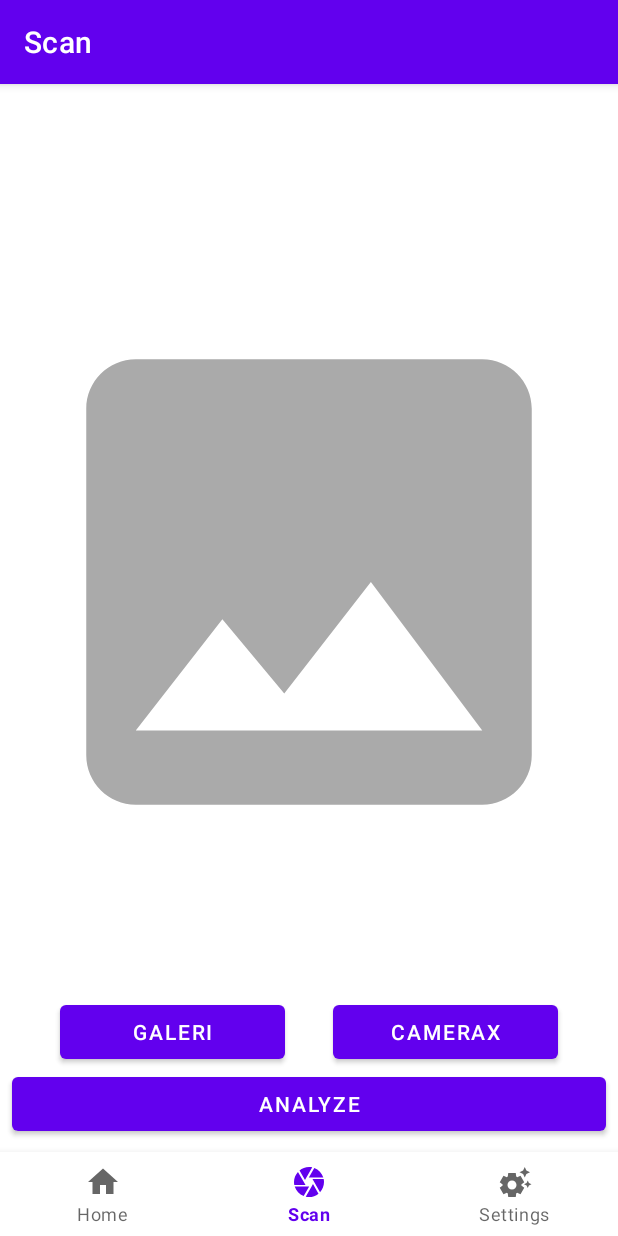
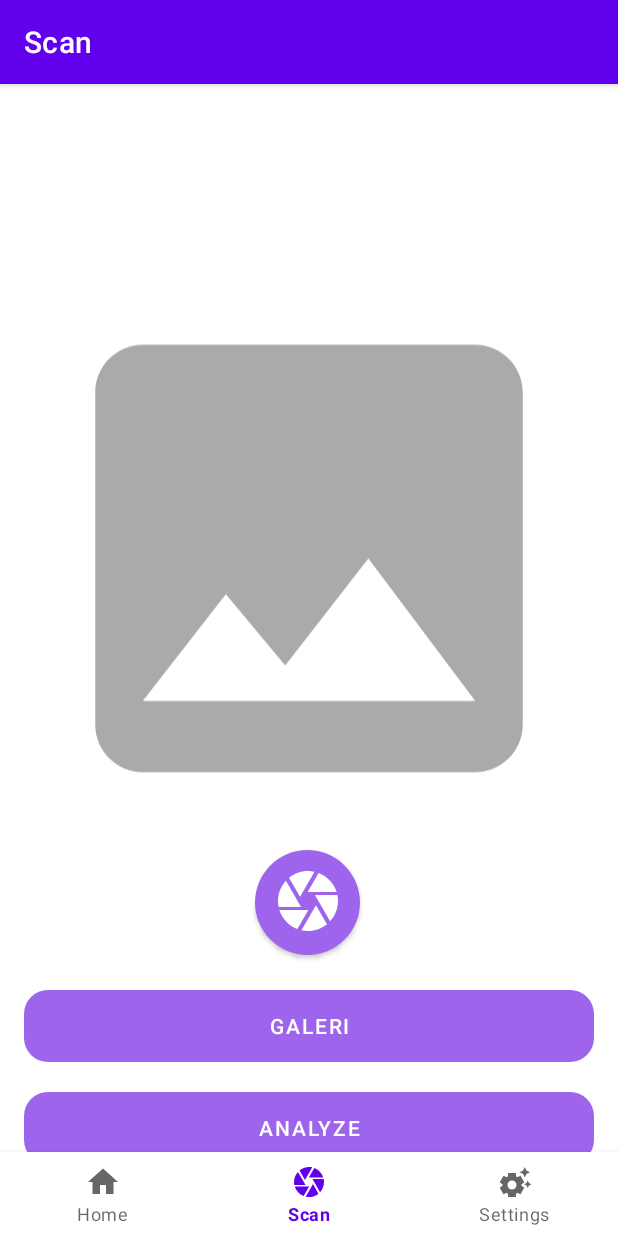
Before and after one commit to abdil19/Wheelify-Capstone-Bangkit2024, an Android app: the ScanFragment screen opened through its navigation route, on a phone screen of 412 x 824 dp. Run offline under Robolectric (Android 15) with nearby library versions, the phone set to English and light mode, and no system bars; our stand-ins replace navigation-ui.

Commit message:
Mengubah Tampilan Camera

```diff
--- /dev/null
+++ b/app/src/main/res/drawable/circle_button.xml
@@ -0,0 +1,6 @@
+<?xml version="1.0" encoding="utf-8"?>
+<shape xmlns:android="http://schemas.android.com/apk/res/android">
+    <solid android:color="@color/purple_secondary"/>
+    <corners android:radius="50dp"/>
+    <size android:width="100dp" android:height="100dp"/>
+</shape>
--- /dev/null
+++ b/app/src/main/res/drawable/ic_scan.xml
@@ -0,0 +1,5 @@
+<vector xmlns:android="http://schemas.android.com/apk/res/android" android:height="24dp" android:tint="#FFFFFF" android:viewportHeight="24" android:viewportWidth="24" android:width="24dp">
+
+    <path android:fillColor="@android:color/white" android:pathData="M9.4,10.5l4.77,-8.26C13.47,2.09 12.75,2 12,2c-2.4,0 -4.6,0.85 -6.32,2.25l3.66,6.35 0.06,-0.1zM21.54,9c-0.92,-2.92 -3.15,-5.26 -6,-6.34L11.88,9h9.66zM21.8,10h-7.49l0.29,0.5 4.76,8.25C21,16.97 22,14.61 22,12c0,-0.69 -0.07,-1.35 -0.2,-2zM8.54,12l-3.9,-6.75C3.01,7.03 2,9.39 2,12c0,0.69 0.07,1.35 0.2,2h7.49l-1.15,-2zM2.46,15c0.92,2.92 3.15,5.26 6,6.34L12.12,15L2.46,15zM13.73,15l-3.9,6.76c0.7,0.15 1.42,0.24 2.17,0.24 2.4,0 4.6,-0.85 6.32,-2.25l-3.66,-6.35 -0.93,1.6z"/>
+
+</vector>
--- /dev/null
+++ b/app/src/main/res/drawable/ic_scan_48dp.xml
@@ -0,0 +1,5 @@
+<vector xmlns:android="http://schemas.android.com/apk/res/android" android:height="48dp" android:tint="#FFFFFF" android:viewportHeight="24" android:viewportWidth="24" android:width="48dp">
+
+    <path android:fillColor="@android:color/white" android:pathData="M9.4,10.5l4.77,-8.26C13.47,2.09 12.75,2 12,2c-2.4,0 -4.6,0.85 -6.32,2.25l3.66,6.35 0.06,-0.1zM21.54,9c-0.92,-2.92 -3.15,-5.26 -6,-6.34L11.88,9h9.66zM21.8,10h-7.49l0.29,0.5 4.76,8.25C21,16.97 22,14.61 22,12c0,-0.69 -0.07,-1.35 -0.2,-2zM8.54,12l-3.9,-6.75C3.01,7.03 2,9.39 2,12c0,0.69 0.07,1.35 0.2,2h7.49l-1.15,-2zM2.46,15c0.92,2.92 3.15,5.26 6,6.34L12.12,15L2.46,15zM13.73,15l-3.9,6.76c0.7,0.15 1.42,0.24 2.17,0.24 2.4,0 4.6,-0.85 6.32,-2.25l-3.66,-6.35 -0.93,1.6z"/>
+
+</vector>
--- a/app/src/main/res/layout/fragment_scan.xml
+++ b/app/src/main/res/layout/fragment_scan.xml
@@ -1,4 +1,3 @@
-<?xml version="1.0" encoding="utf-8"?>
 <androidx.constraintlayout.widget.ConstraintLayout xmlns:android="http://schemas.android.com/apk/res/android"
     xmlns:app="http://schemas.android.com/apk/res-auto"
     xmlns:tools="http://schemas.android.com/tools"
@@ -20,54 +19,58 @@
         android:id="@+id/previewImageView"
         android:layout_width="0dp"
         android:layout_height="0dp"
-        android:layout_marginStart="8dp"
+        android:layout_marginStart="16dp"
         android:layout_marginTop="8dp"
-        android:layout_marginEnd="8dp"
-        android:layout_marginBottom="8dp"
+        android:layout_marginEnd="16dp"
+        android:layout_marginBottom="35dp"
         app:layout_constraintEnd_toEndOf="parent"
         app:layout_constraintStart_toStartOf="parent"
         app:layout_constraintTop_toTopOf="parent"
         app:layout_constraintBottom_toTopOf="@id/galleryButton"
         app:srcCompat="@drawable/ic_place_holder" />
 
-
-
     <Button
-        android:id="@+id/cameraXButton"
-        android:layout_width="150dp"
-        android:layout_height="wrap_content"
-        android:layout_marginEnd="8dp"
-        android:text="@string/camera_x"
-        app:layout_constraintBottom_toTopOf="@+id/analyzeButton"
+        android:id="@+id/scanButton"
+        android:layout_width="70dp"
+        android:layout_height="70dp"
+        android:background="@drawable/circle_button"
+        android:contentDescription="Scan"
+        android:drawableTop="@drawable/ic_scan_48dp"
+        app:backgroundTint="@color/purple_secondary"
+        app:layout_constraintBottom_toTopOf="@id/galleryButton"
         app:layout_constraintEnd_toEndOf="parent"
-        app:layout_constraintStart_toEndOf="@id/galleryButton"
-        app:layout_constraintHorizontal_bias="0.5" />
+        app:layout_constraintHorizontal_bias="0.498"
+        app:layout_constraintStart_toStartOf="parent"
+        app:layout_constraintTop_toTopOf="@id/previewImageView"
+        app:layout_constraintVertical_bias="0.951" />
 
     <Button
         android:id="@+id/galleryButton"
-        android:layout_width="150dp"
+        android:layout_width="match_parent"
         android:layout_height="wrap_content"
-        android:layout_marginStart="8dp"
-        android:elevation="2dp"
-        android:scaleType="fitCenter"
+        android:layout_marginStart="16dp"
+        android:layout_marginEnd="16dp"
+        android:layout_marginTop="20dp"
+        android:layout_marginBottom="20dp"
         android:text="@string/gallery"
-        app:layout_constraintBottom_toTopOf="@+id/analyzeButton"
-        app:layout_constraintHorizontal_bias="0.5"
-        app:layout_constraintEnd_toStartOf="@+id/cameraXButton"
+        android:background="@drawable/rounded_button"
+        app:backgroundTint="@color/purple_secondary"
+        app:layout_constraintBottom_toTopOf="@id/analyzeButton"
         app:layout_constraintStart_toStartOf="parent" />
 
     <Button
         android:id="@+id/analyzeButton"
         android:layout_width="match_parent"
         android:layout_height="wrap_content"
-        android:layout_marginStart="8dp"
-        android:layout_marginEnd="8dp"
-        android:layout_marginBottom="16dp"
+        android:layout_marginStart="16dp"
+        android:layout_marginEnd="16dp"
+        android:layout_marginTop="20dp"
+        android:background="@drawable/rounded_button"
         android:text="@string/analyze"
+        app:backgroundTint="@color/purple_secondary"
         app:layout_constraintBottom_toBottomOf="parent"
-        app:layout_constraintTop_toTopOf="@+id/galleryButton"
+        app:layout_constraintTop_toTopOf="@id/galleryButton"
         app:layout_constraintEnd_toEndOf="parent"
         app:layout_constraintStart_toStartOf="parent" />
 
-
 </androidx.constraintlayout.widget.ConstraintLayout>
```
